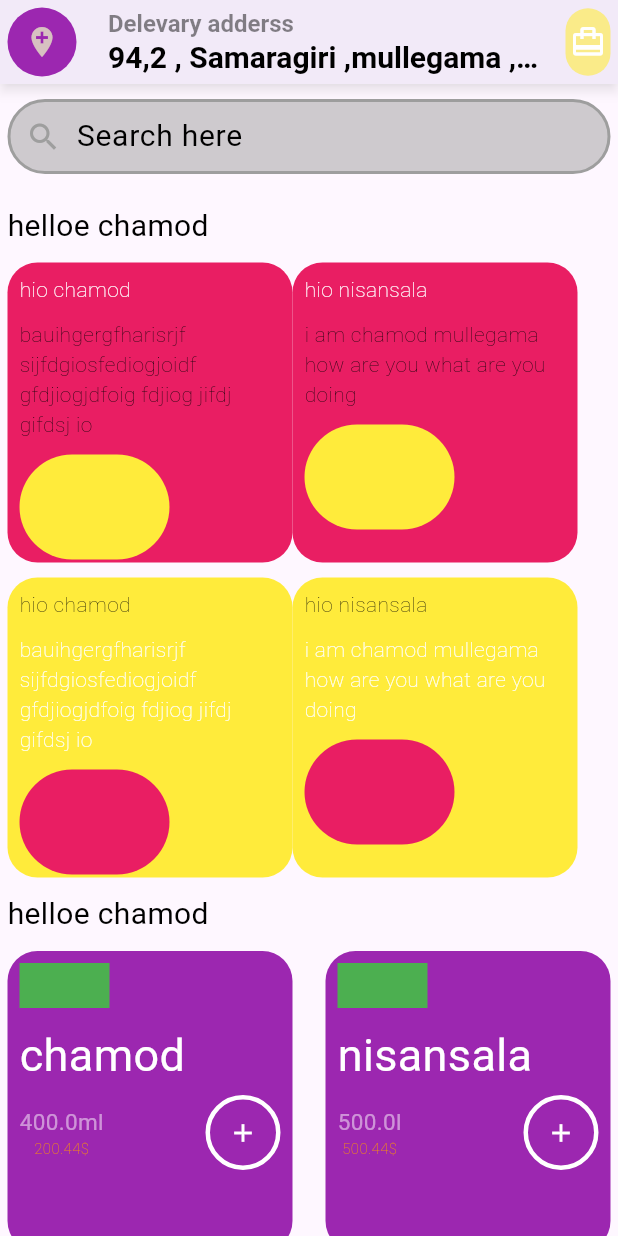
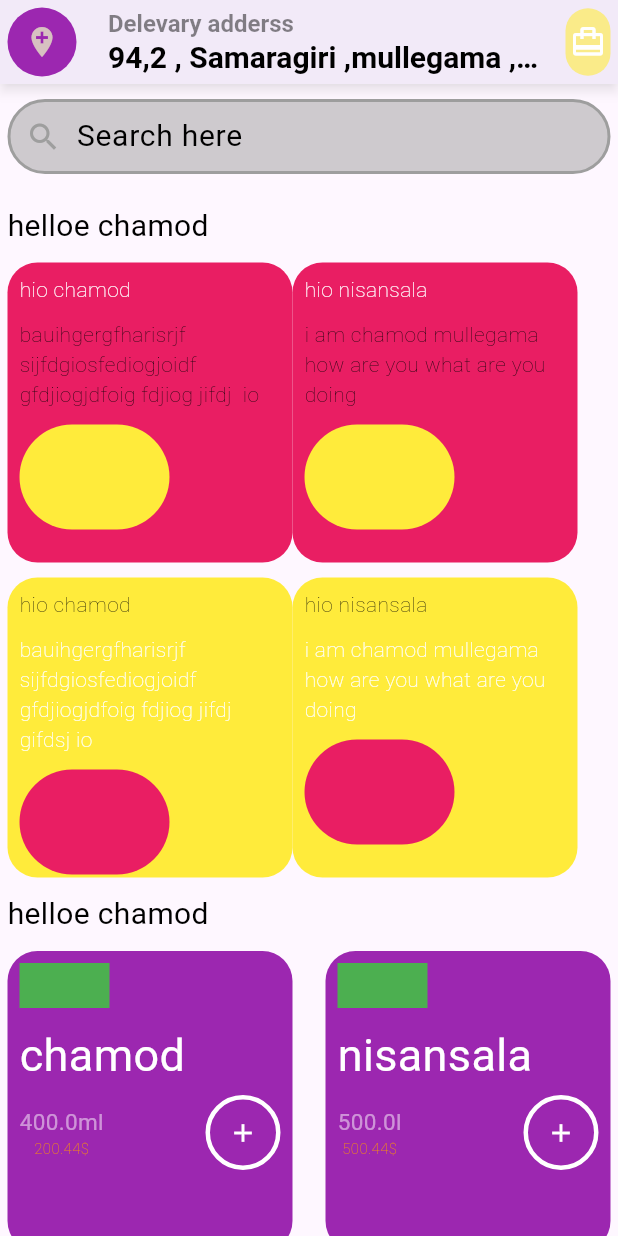
Before and after one commit to ChamodMullegama/CartApp, a Flutter app: the HomePage screen opened directly, on a phone screen of 412 x 824 dp. Run offline on Flutter 3.47's test engine with Material 3 defaults, Android fonts, the phone set to English and light mode, and no system bars.

Commit message:
Update home_page.dart

```diff
--- a/lib/pages/home_page/home_page.dart
+++ b/lib/pages/home_page/home_page.dart
@@ -43,7 +43,7 @@ class HomePage extends StatelessWidget {
                   productCart(
                     tittel: "hio chamod",
                     titelColor: Colors.white,
-                    description: "bauihgergfharisrjf sijfdgiosfediogjoidf gfdjiogjdfoig fdjiog jifdj gifdsj io",
+                    description: "bauihgergfharisrjf sijfdgiosfediogjoidf gfdjiogjdfoig fdjiog jifdj  io",
                     descriptionColor: Colors.black,
                     mnainBoxColor: Colors.pink,
                     smallBoxColor: Colors.yellow,
```
